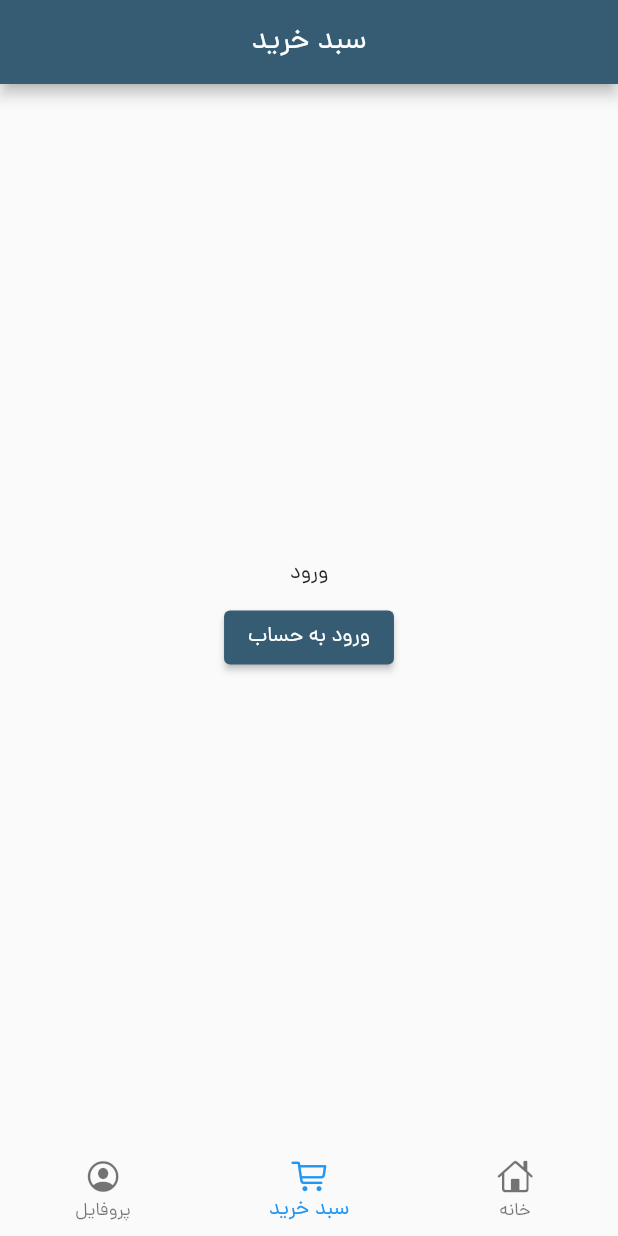
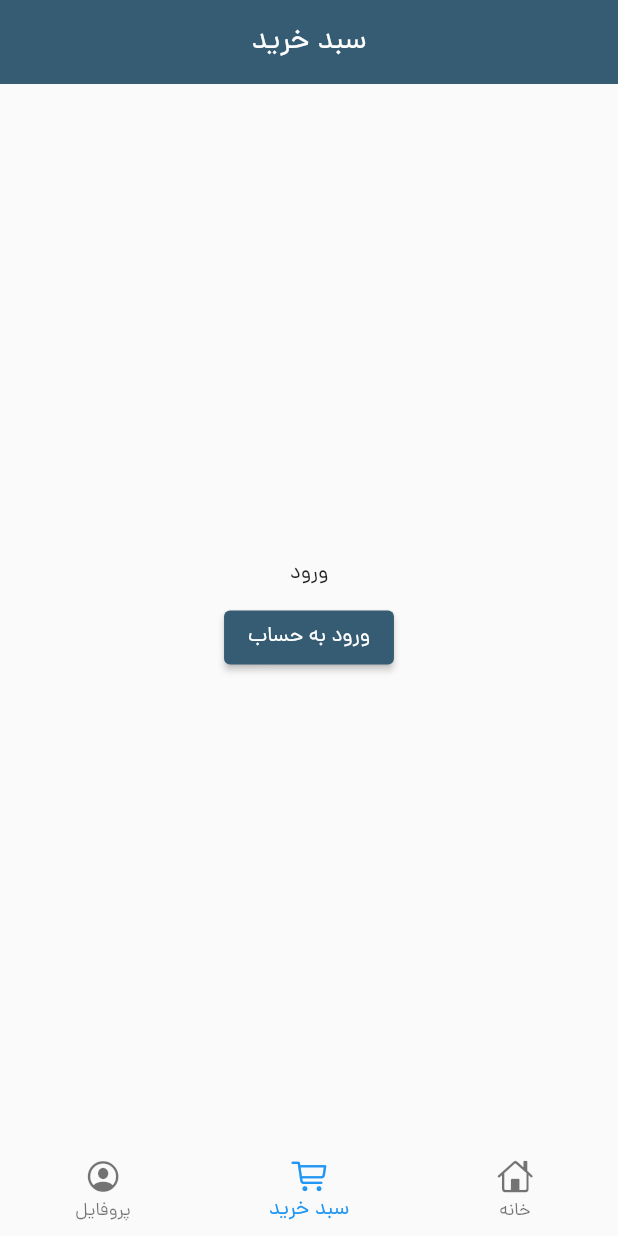
Before and after one commit to sahmohseni/nike_store_flutter, a Flutter app: the screen it shows after launch, item 2 of the bottom bar chosen, on a phone screen of 412 x 824 dp. Run offline on Flutter 3.47's test engine with Material 2 defaults, Android fonts, the phone set to English and light mode, and no system bars; our stand-ins replace bloc, cached_network_image, dio, equatable, flutter_bloc, freezed_annotation and 3 more; missing offline and left inert: dart:ffi; network calls fail.

Commit message:
just fixed some ui issues

```diff
--- a/nike_store/lib/src/presentation/ui/cart/cart.dart
+++ b/nike_store/lib/src/presentation/ui/cart/cart.dart
@@ -11,6 +11,7 @@ class CartScreen extends StatelessWidget {
   Widget build(BuildContext context) {
     return Scaffold(
       appBar: AppBar(
+        elevation: 0,
         backgroundColor: LightTheme.primaryColor,
         centerTitle: true,
         title: const Text(
@@ -35,12 +36,13 @@ class CartScreen extends StatelessWidget {
                 isAuthenticated
                     ? ElevatedButton(
                         style: ButtonStyle(
+                            elevation: MaterialStateProperty.all(0),
                             backgroundColor: MaterialStateProperty.all(
                                 LightTheme.primaryColor)),
                         onPressed: () {
                           KiwiContainer().resolve<AuthRepository>().signOut();
                         },
-                        child: Text(
+                        child: const Text(
                           'خروج از حساب',
                           style: TextStyle(
                               fontFamily: 'dana', color: Colors.white),
@@ -54,7 +56,7 @@ class CartScreen extends StatelessWidget {
                               MaterialPageRoute(
                                   builder: (context) => AuthScreen()));
                         },
-                        child: Text(
+                        child: const Text(
                           'ورود به حساب',
                           style: TextStyle(
                               fontFamily: 'dana', color: Colors.white),
```
Also changed, not shown: nike_store/lib/src/presentation/ui/auth/auth.dart (+7 -1 lines).
